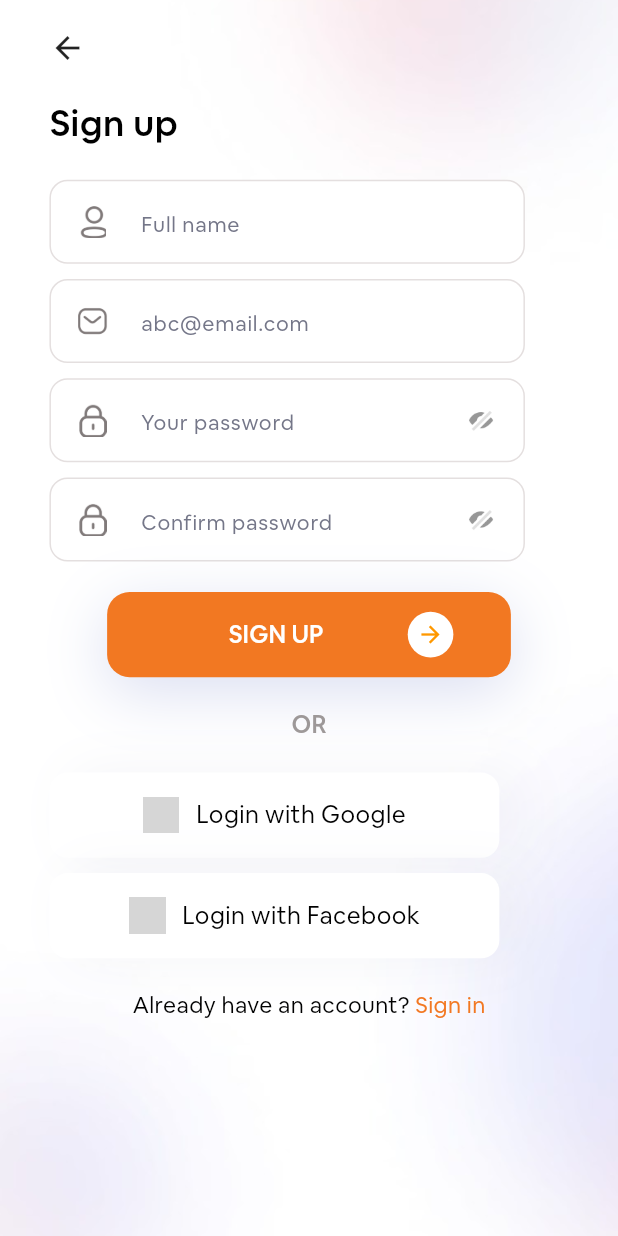
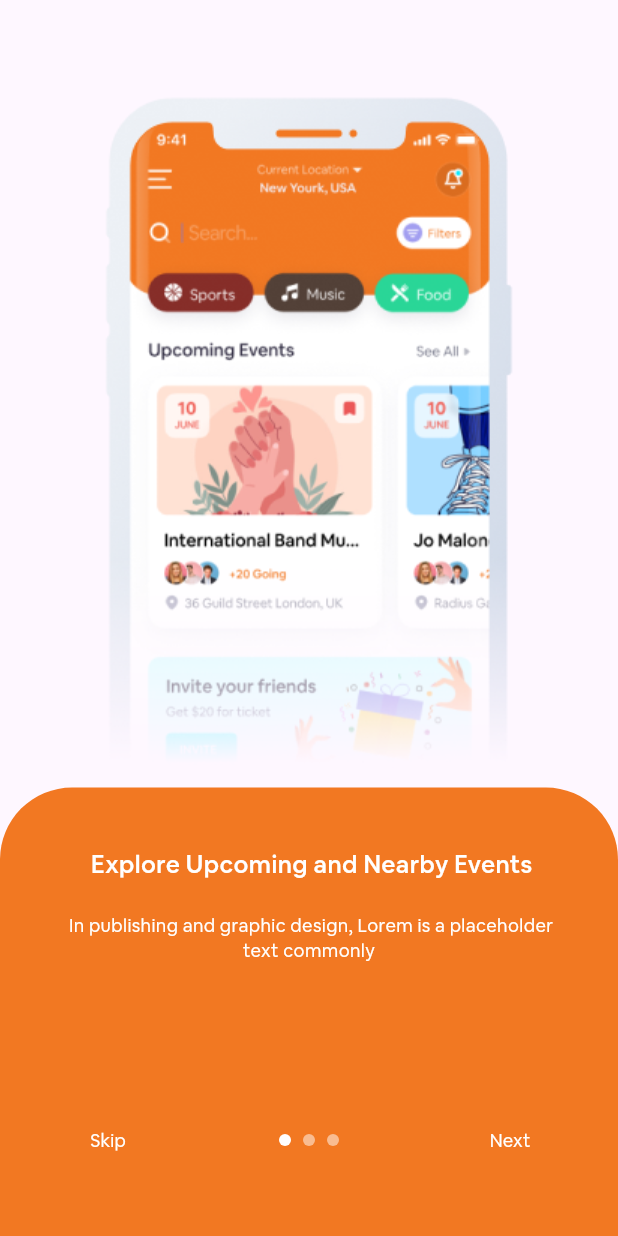
Before and after one commit to AyaNady17/Turn-Digital, a Flutter app: the screen it shows after launch, on a phone screen of 412 x 824 dp. Run offline on Flutter 3.47's test engine with Material 3 defaults, Android fonts, the phone set to English and light mode, and no system bars; drawn by our look-alikes of smooth_page_indicator; our stand-ins replace bloc, cached_network_image, dio, equatable, flutter_bloc, flutter_local_notifications and 13 more; accounts and stored records are empty; generated files the repository leaves out were written again; project files that could hold a hidden picture were left out; grey boxes are pictures that could not be loaded.

Commit message:
Implement onboarding screens

```diff
--- /dev/null
+++ b/lib/Core/Database/shared_prefrences_services.dart
@@ -0,0 +1,43 @@
+import 'package:shared_preferences/shared_preferences.dart';
+
+class SharedPreferencesService {
+  static SharedPreferences? _prefs;
+  static final isOnboardingVistiedKey = 'isOnboardingVistiedKey';
+  static final isUserLoggedInKey = 'isUserLoggedInKey';
+
+  static Future<void> init() async {
+    _prefs = await SharedPreferences.getInstance();
+  }
+
+  static Future<void> setString(String key, String value) async {
+    await _prefs?.setString(key, value);
+  }
+
+  static String? getString(String key) {
+    return _prefs?.getString(key);
+  }
+
+  static Future<void> setBool(String key, bool value) async {
+    await _prefs?.setBool(key, value);
+  }
+
+  static bool? getBool(String key) {
+    return _prefs?.getBool(key);
+  }
+
+  static Future<void> setInt(String key, int value) async {
+    await _prefs?.setInt(key, value);
+  }
+
+  static int? getInt(String key) {
+    return _prefs?.getInt(key);
+  }
+
+  static Future<void> remove(String key) async {
+    await _prefs?.remove(key);
+  }
+
+  static Future<void> clear() async {
+    await _prefs?.clear();
+  }
+}
--- a/lib/Core/Routing/app_router.dart
+++ b/lib/Core/Routing/app_router.dart
@@ -10,6 +10,7 @@ import 'package:turn_digital/Features/Login/login_view.dart';
 import 'package:turn_digital/Features/OTP/Presention/View/otp_verification_view.dart';
 import 'package:turn_digital/Features/SignUp/Presention/View/sign_up_view.dart';
 import 'package:turn_digital/Features/Splash/splash.dart';
+import 'package:turn_digital/Features/onboarding/screen/onboarding_screen.dart';
 
 class AppRouter {
   static Route generateRoute(RouteSettings setting) {
@@ -17,7 +18,7 @@ class AppRouter {
       case AppRoutes.rSplash:
         return MaterialPageRoute(builder: (_) => SplashScreen());
       case AppRoutes.rOnBoarding:
-        return MaterialPageRoute(builder: (_) => Container());
+        return MaterialPageRoute(builder: (_) => OnboardingScreen());
       case AppRoutes.rLogin:
         return MaterialPageRoute(builder: (_) => LoginScreen());
 
--- a/lib/Features/OTP/Presention/View/otp_verification_view.dart
+++ b/lib/Features/OTP/Presention/View/otp_verification_view.dart
@@ -2,6 +2,7 @@ import 'package:flutter/material.dart';
 import 'package:flutter_bloc/flutter_bloc.dart';
 import 'package:flutter_screenutil/flutter_screenutil.dart';
 import 'package:turn_digital/Core/DI/dependency_injection.dart';
+import 'package:turn_digital/Core/Database/shared_prefrences_services.dart';
 import 'package:turn_digital/Core/Global/Helpers/app_enums.dart';
 import 'package:turn_digital/Core/Global/Helpers/app_toasts.dart';
 import 'package:turn_digital/Core/Global/Helpers/functions.dart';
@@ -67,6 +68,10 @@ class OTPVerificationScreen extends StatelessWidget {
                 text: "CONTINUE",
                 onTap: () {
                   if (controller.text == '0000') {
+                    SharedPreferencesService.setBool(
+                      SharedPreferencesService.isUserLoggedInKey,
+                      true,
+                    );
                     showSuccess('OTP Verified Successfully');
                     Navigator.pushNamedAndRemoveUntil(
                       context,
--- /dev/null
+++ b/lib/Features/onboarding/model/onboarding_model.dart
@@ -0,0 +1,32 @@
+class OnboardingModel {
+  final String? image;
+  final String? title;
+  final String? subtitle;
+
+  OnboardingModel({
+    required this.image,
+    required this.title,
+    required this.subtitle,
+  });
+}
+
+List<OnboardingModel> onboardingPages = [
+  OnboardingModel(
+    image: 'assets/images/onboarding1.png',
+    title: ' Explore Upcoming and Nearby Events ',
+    subtitle:
+        ' In publishing and graphic design, Lorem is a placeholder text commonly ',
+  ),
+  OnboardingModel(
+    image: 'assets/images/onboarding2.png',
+    title: ' Web Have Modern Events Calendar Feature',
+    subtitle:
+        ' In publishing and graphic design, Lorem is a placeholder text commonly ',
+  ),
+  OnboardingModel(
+    image: 'assets/images/onboarding3.png',
+    title: '  To Look Up More Events or Activities Nearby By Map',
+    subtitle:
+        ' In publishing and graphic design, Lorem is a placeholder text commonly ',
+  ),
+];
--- /dev/null
+++ b/lib/Features/onboarding/screen/onboarding_screen.dart
@@ -0,0 +1,142 @@
+import 'package:flutter/material.dart';
+import 'package:smooth_page_indicator/smooth_page_indicator.dart';
+import 'package:turn_digital/Core/Database/shared_prefrences_services.dart';
+import 'package:turn_digital/Core/Global/theming/color_manager.dart';
+import 'package:turn_digital/Core/Routing/routes.dart';
+import 'package:turn_digital/core/global/Helpers/functions.dart';
+import 'package:turn_digital/core/global/theming/app_text_styles.dart';
+
+import '../model/onboarding_model.dart';
+
+class OnboardingScreen extends StatefulWidget {
+  const OnboardingScreen({super.key});
+
+  @override
+  State<OnboardingScreen> createState() => _OnboardingScreenState();
+}
+
+class _OnboardingScreenState extends State<OnboardingScreen> {
+  var pageController = PageController();
+  int currentPage = 0;
+  @override
+  Widget build(BuildContext context) {
+    return Scaffold(
+      body: Column(
+        children: [
+          Expanded(
+            child: PageView.builder(
+              itemCount: onboardingPages.length,
+              controller: pageController,
+              onPageChanged: (value) {
+                currentPage = value;
+                setState(() {});
+              },
+              itemBuilder: (context, index) {
+                return Padding(
+                  padding: const EdgeInsets.only(top: 50),
+                  child: Column(
+                    children: [
+                      Image.asset(
+                        '${onboardingPages[index].image}',
+                        fit: BoxFit.fill,
+                      ),
+                      Expanded(
+                        child: Container(
+                          padding: const EdgeInsets.all(40),
+                          decoration: const BoxDecoration(
+                            color: AppColorsManager.appPrimaryColor,
+                            borderRadius: BorderRadius.only(
+                              topLeft: Radius.circular(48),
+                              topRight: Radius.circular(48),
+                            ),
+                          ),
+                          child: Column(
+                            crossAxisAlignment: CrossAxisAlignment.center,
+                            children: [
+                              Text(
+                                '${onboardingPages[index].title}',
+                                style: AppTextStyles.font16WhiteWeight400,
+                                textAlign: TextAlign.center,
+                              ),
+                              verticalSpacing(20),
+                              Text(
+                                '${onboardingPages[index].subtitle}',
+                                style: AppTextStyles.font12WhiteWeight400,
+                                textAlign: TextAlign.center,
+                              ),
+                              const Spacer(),
+                              Row(
+                                mainAxisAlignment:
+                                    MainAxisAlignment.spaceBetween,
+                                children: [
+                                  TextButton(
+                                    onPressed: () {
+                                      SharedPreferencesService.setBool(
+                                        SharedPreferencesService
+                                            .isOnboardingVistiedKey,
+                                        true,
+                                      );
+                                      Navigator.pushReplacementNamed(
+                                        context,
+                                        AppRoutes.rSignUp,
+                                      );
+                                    },
+                                    child: Text(
+                                      'Skip',
+                                      style: AppTextStyles.font12WhiteWeight400,
+                                    ),
+                                  ),
+                                  SmoothPageIndicator(
+                                    controller: pageController,
+                                    count: 3,
+                                    effect: ColorTransitionEffect(
+                                      activeDotColor: Colors.white,
+                                      dotColor: Colors.white.withOpacity(0.5),
+                                      dotHeight: 8,
+                                      dotWidth: 8,
+                                    ),
+                                  ),
+                                  TextButton(
+                                    onPressed: () {
+                                      if (currentPage <
+                                          onboardingPages.length - 1) {
+                                        pageController.nextPage(
+                                          duration: const Duration(
+                                            milliseconds: 600,
+                                          ),
+                                          curve: Curves.easeInOut,
+                                        );
+                                      } else {
+                                        SharedPreferencesService.setBool(
+                                          SharedPreferencesService
+                                              .isOnboardingVistiedKey,
+                                          true,
+                                        );
+                                        Navigator.pushReplacementNamed(
+                                          context,
+                                          AppRoutes.rSignUp,
+                                        );
+                                      }
+                                    },
+                                    child: Text(
+                                      'Next',
+                                      style: AppTextStyles.font12WhiteWeight400,
+                                    ),
+                                  ),
+                                ],
+                              ),
+                            ],
+                          ),
+                        ),
+                      ),
+                    ],
+                  ),
+                );
+              },
+            ),
+          ),
+        ],
+      ),
+    );
+  }
+}
```
Also changed, not shown: lib/Core/Database/cach_helper.dart (deleted, +0 -94 lines), lib/Features/Splash/splash.dart (+16 -7 lines), assets/images/onboarding1.png (added), assets/images/onboarding2.png (added), assets/images/onboarding3.png (added).
